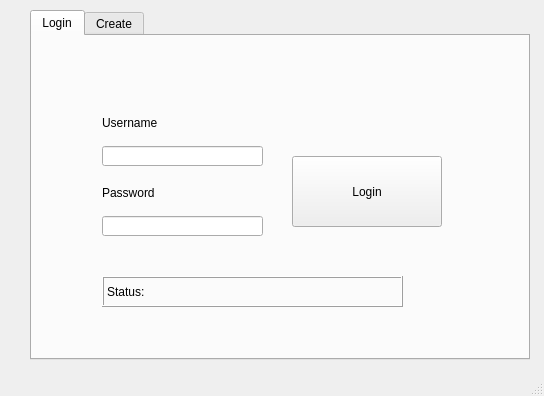
curvySage/Get2gether, file mainwindow.ui: the form before one commit.
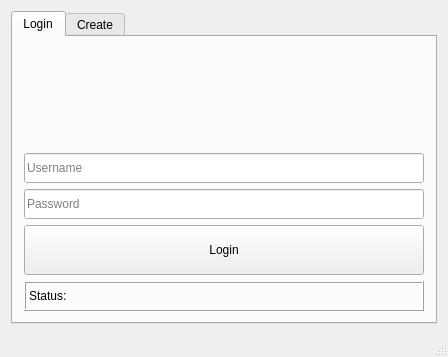
The form after the commit. Icons and pictures are not drawn.

Commit message: updated bulletin, added some comments, updated login layout

Patch:
```diff
--- a/mainwindow.ui
+++ b/mainwindow.ui
@@ -6,8 +6,8 @@
    <rect>
     <x>0</x>
     <y>0</y>
-    <width>544</width>
-    <height>396</height>
+    <width>444</width>
+    <height>357</height>
    </rect>
   </property>
   <property name="sizePolicy">
@@ -16,6 +16,12 @@
     <verstretch>0</verstretch>
    </sizepolicy>
   </property>
+  <property name="maximumSize">
+   <size>
+    <width>500</width>
+    <height>400</height>
+   </size>
+  </property>
   <property name="windowTitle">
    <string>Get2Gether</string>
   </property>
@@ -26,33 +32,9 @@
      <verstretch>0</verstretch>
     </sizepolicy>
    </property>
+   <layout class="QGridLayout" name="gridLayout_2">
+    <item row="0" column="0">
    <widget class="QTabWidget" name="tabWidget">
-    <property name="geometry">
-     <rect>
-      <x>30</x>
-      <y>10</y>
-      <width>500</width>
-      <height>350</height>
-     </rect>
-    </property>
-    <property name="sizePolicy">
-     <sizepolicy hsizetype="Maximum" vsizetype="Maximum">
-      <horstretch>0</horstretch>
-      <verstretch>0</verstretch>
-     </sizepolicy>
-    </property>
-    <property name="minimumSize">
-     <size>
-      <width>500</width>
-      <height>350</height>
-     </size>
-    </property>
-    <property name="maximumSize">
-     <size>
-      <width>450</width>
-      <height>300</height>
-     </size>
-    </property>
     <property name="currentIndex">
      <number>0</number>
     </property>
@@ -60,14 +42,109 @@
      <attribute name="title">
       <string>Login</string>
      </attribute>
+       <layout class="QGridLayout" name="gridLayout_3">
+        <item row="0" column="0">
+         <layout class="QGridLayout" name="gridLayout">
+          <item row="3" column="0">
+           <widget class="QPushButton" name="login_button">
+            <property name="minimumSize">
+             <size>
+              <width>400</width>
+              <height>50</height>
+             </size>
+            </property>
+            <property name="maximumSize">
+             <size>
+              <width>400</width>
+              <height>50</height>
+             </size>
+            </property>
+            <property name="styleSheet">
+             <string notr="true"/>
+            </property>
+            <property name="text">
+             <string>Login</string>
+            </property>
+            <property name="autoDefault">
+             <bool>true</bool>
+            </property>
+            <property name="default">
+             <bool>false</bool>
+            </property>
+            <property name="flat">
+             <bool>false</bool>
+            </property>
+           </widget>
+          </item>
+          <item row="2" column="0">
+           <widget class="QLineEdit" name="password">
+            <property name="minimumSize">
+             <size>
+              <width>0</width>
+              <height>30</height>
+             </size>
+            </property>
+            <property name="maximumSize">
+             <size>
+              <width>400</width>
+              <height>30</height>
+             </size>
+            </property>
+            <property name="text">
+             <string/>
+            </property>
+            <property name="echoMode">
+             <enum>QLineEdit::Password</enum>
+            </property>
+            <property name="placeholderText">
+             <string>Password</string>
+            </property>
+           </widget>
+          </item>
+          <item row="1" column="0">
+           <widget class="QLineEdit" name="username">
+            <property name="minimumSize">
+             <size>
+              <width>400</width>
+              <height>30</height>
+             </size>
+            </property>
+            <property name="maximumSize">
+             <size>
+              <width>400</width>
+              <height>30</height>
+             </size>
+            </property>
+            <property name="styleSheet">
+             <string notr="true"/>
+            </property>
+            <property name="text">
+             <string/>
+            </property>
+            <property name="placeholderText">
+             <string>Username</string>
+            </property>
+           </widget>
+          </item>
+          <item row="4" column="0">
      <widget class="QLabel" name="status">
-      <property name="geometry">
-       <rect>
-        <x>70</x>
-        <y>240</y>
-        <width>301</width>
-        <height>31</height>
-       </rect>
+            <property name="sizePolicy">
+             <sizepolicy hsizetype="Expanding" vsizetype="Preferred">
+              <horstretch>0</horstretch>
+              <verstretch>0</verstretch>
+             </sizepolicy>
+            </property>
+            <property name="minimumSize">
+             <size>
+              <width>400</width>
+              <height>30</height>
+             </size>
+            </property>
+            <property name="maximumSize">
+             <size>
+              <width>400</width>
+              <height>30</height>
+             </size>
       </property>
       <property name="frameShape">
        <enum>QFrame::Box</enum>
@@ -79,146 +156,116 @@
        <string>Status: </string>
       </property>
      </widget>
-     <widget class="QLineEdit" name="password">
-      <property name="geometry">
-       <rect>
-        <x>70</x>
-        <y>180</y>
-        <width>161</width>
-        <height>20</height>
-       </rect>
-      </property>
-      <property name="text">
-       <string/>
-      </property>
-      <property name="echoMode">
-       <enum>QLineEdit::Password</enum>
-      </property>
-     </widget>
-     <widget class="QLabel" name="label_2">
-      <property name="geometry">
-       <rect>
-        <x>70</x>
-        <y>80</y>
-        <width>100</width>
-        <height>13</height>
-       </rect>
-      </property>
-      <property name="text">
-       <string>Username</string>
-      </property>
-     </widget>
-     <widget class="QLineEdit" name="username">
-      <property name="geometry">
-       <rect>
-        <x>70</x>
-        <y>110</y>
-        <width>161</width>
-        <height>20</height>
-       </rect>
-      </property>
-      <property name="text">
-       <string/>
-      </property>
-     </widget>
+          </item>
+          <item row="0" column="0" alignment="Qt::AlignHCenter|Qt::AlignVCenter">
      <widget class="QLabel" name="label">
-      <property name="geometry">
-       <rect>
-        <x>70</x>
-        <y>150</y>
-        <width>100</width>
-        <height>13</height>
-       </rect>
-      </property>
       <property name="text">
-       <string>Password</string>
-      </property>
-     </widget>
-     <widget class="QPushButton" name="login_button">
-      <property name="geometry">
-       <rect>
-        <x>260</x>
-        <y>120</y>
-        <width>150</width>
-        <height>71</height>
-       </rect>
-      </property>
-      <property name="text">
-       <string>Login</string>
-      </property>
-     </widget>
+             <string/>
+            </property>
+            <property name="pixmap">
+             <pixmap>logo.png</pixmap>
+            </property>
+           </widget>
+          </item>
+         </layout>
+        </item>
+       </layout>
     </widget>
     <widget class="QWidget" name="tab_2">
      <attribute name="title">
       <string>Create</string>
      </attribute>
-     <widget class="QLabel" name="label_9">
-      <property name="geometry">
-       <rect>
-        <x>70</x>
-        <y>100</y>
-        <width>71</width>
-        <height>16</height>
-       </rect>
-      </property>
-      <property name="text">
-       <string>Username</string>
-      </property>
-     </widget>
+       <layout class="QGridLayout" name="gridLayout_8">
+        <item row="0" column="0">
+         <layout class="QGridLayout" name="gridLayout_7">
+          <item row="0" column="0">
      <widget class="QLineEdit" name="username_create">
-      <property name="geometry">
-       <rect>
-        <x>70</x>
-        <y>120</y>
-        <width>161</width>
-        <height>20</height>
-       </rect>
+            <property name="minimumSize">
+             <size>
+              <width>400</width>
+              <height>30</height>
+             </size>
+            </property>
+            <property name="maximumSize">
+             <size>
+              <width>400</width>
+              <height>30</height>
+             </size>
+            </property>
+            <property name="styleSheet">
+             <string notr="true"/>
       </property>
       <property name="text">
        <string/>
       </property>
-     </widget>
+            <property name="placeholderText">
+             <string>Username</string>
+            </property>
+           </widget>
+          </item>
+          <item row="2" column="0">
      <widget class="QPushButton" name="create">
-      <property name="geometry">
-       <rect>
-        <x>270</x>
-        <y>120</y>
-        <width>111</width>
-        <height>71</height>
-       </rect>
+            <property name="minimumSize">
+             <size>
+              <width>400</width>
+              <height>50</height>
+             </size>
+            </property>
+            <property name="maximumSize">
+             <size>
+              <width>400</width>
+              <height>50</height>
+             </size>
+            </property>
+            <property name="styleSheet">
+             <string notr="true"/>
       </property>
       <property name="text">
        <string>Create</string>
       </property>
-     </widget>
-     <widget class="QLabel" name="label_10">
-      <property name="geometry">
-       <rect>
-        <x>70</x>
-        <y>150</y>
-        <width>71</width>
-        <height>16</height>
-       </rect>
-      </property>
-      <property name="text">
-       <string>Password</string>
-      </property>
-     </widget>
+            <property name="autoDefault">
+             <bool>true</bool>
+            </property>
+            <property name="default">
+             <bool>false</bool>
+            </property>
+            <property name="flat">
+             <bool>false</bool>
+            </property>
+           </widget>
+          </item>
+          <item row="1" column="0">
      <widget class="QLineEdit" name="password_create">
-      <property name="geometry">
-       <rect>
-        <x>70</x>
-        <y>170</y>
-        <width>161</width>
-        <height>20</height>
-       </rect>
+            <property name="minimumSize">
+             <size>
+              <width>0</width>
+              <height>30</height>
+             </size>
+            </property>
+            <property name="maximumSize">
+             <size>
+              <width>400</width>
+              <height>30</height>
+             </size>
       </property>
       <property name="text">
        <string/>
       </property>
-     </widget>
-    </widget>
-   </widget>
+            <property name="echoMode">
+             <enum>QLineEdit::Password</enum>
+            </property>
+            <property name="placeholderText">
+             <string>Password</string>
+            </property>
+           </widget>
+          </item>
+         </layout>
+        </item>
+       </layout>
+      </widget>
+     </widget>
+    </item>
+   </layout>
   </widget>
   <widget class="QStatusBar" name="statusBar"/>
  </widget>
```
Left out of the diff: 9 changed lines with no effect on the pictures. Lines whose indentation alone changed are shown as unchanged. The commit also changes 7 other files.
